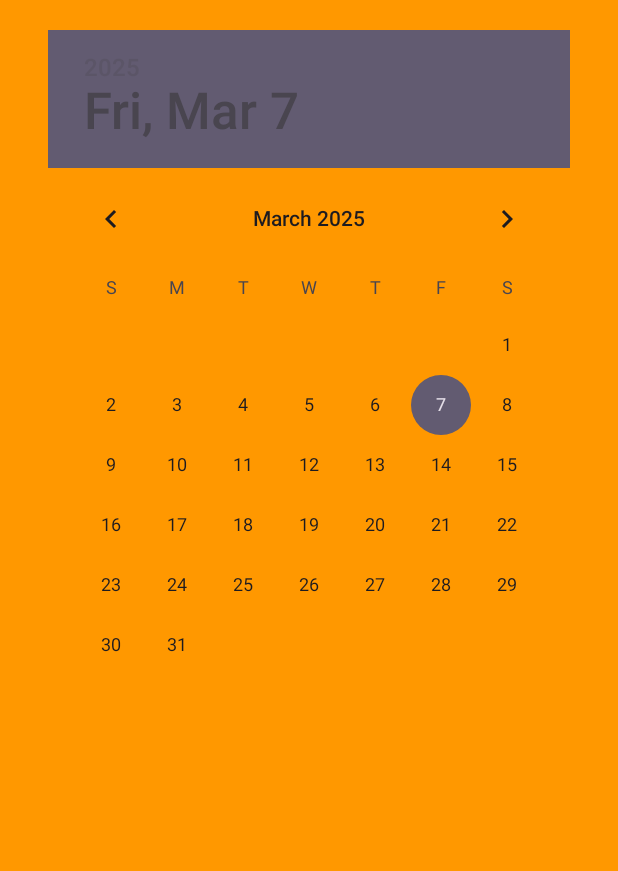
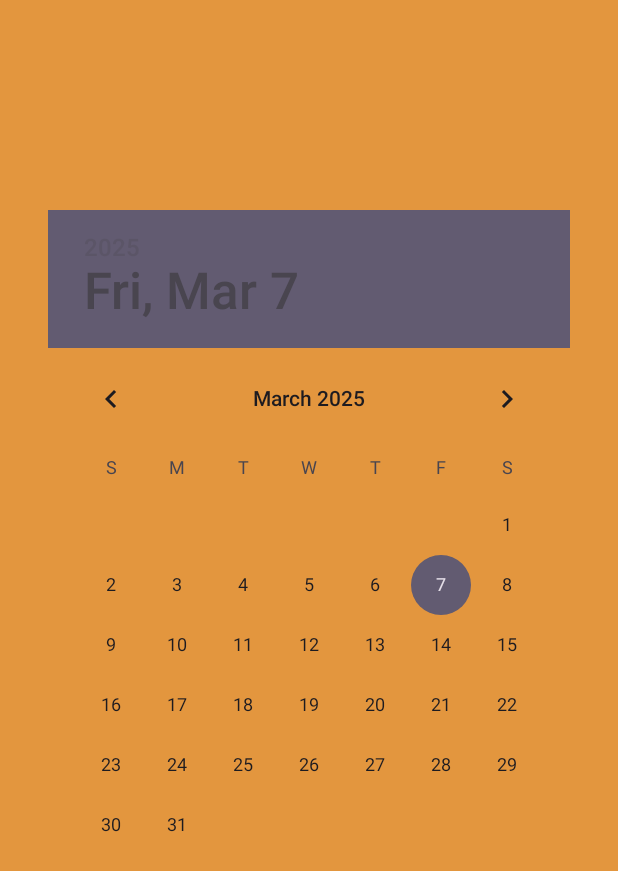
Before and after one commit to matt2005fiore/fit-progression, an Android app: the layout calendar_activity.xml on its own in the app's theme, with its tools: preview values and no code run, on a phone screen of 412 x 824 dp. Shown: the top 871 px of the screen. Run offline under Robolectric (Android 15) with nearby library versions, the light colour scheme and no system bars.

Commit message:
Progressi Calendario

```diff
--- /dev/null
+++ b/Code/GitFit/app/src/main/java/com/example/gitfit/CalendarActivity.java
@@ -0,0 +1,4 @@
+package com.example.gitfit;
+
+public class CalendarActivity {
+}
--- a/Code/GitFit/app/src/main/res/layout/calendar_activity.xml
+++ b/Code/GitFit/app/src/main/res/layout/calendar_activity.xml
@@ -1,24 +1,26 @@
 <?xml version="1.0" encoding="utf-8"?>
-<TableLayout xmlns:android="http://schemas.android.com/apk/res/android"
+<LinearLayout xmlns:android="http://schemas.android.com/apk/res/android"
     android:layout_width="match_parent"
     android:layout_height="match_parent"
-    android:orientation="vertical">
+    android:orientation="vertical"
+    android:background="#E3963E">
 
     <DatePicker
         android:id="@+id/datePicker1"
-        android:layout_width="match_parent"
-        android:layout_height="match_parent"
+        android:layout_width="411dp"
+        android:layout_height="wrap_content"
         android:layout_gravity="center"
-        android:background="#FF9800"
-        android:backgroundTint="#FF9800"
+        android:layout_marginTop="120dp"
+        android:backgroundTint="#E3963E"
         android:clickable="true"
         android:datePickerMode="calendar"
         android:dayOfWeekBackground="#8BC34A"
         android:fitsSystemWindows="true"
+        android:focusable="true"
         android:headerMonthTextAppearance="@style/TextAppearance.AppCompat.Display1"
         android:headerYearTextAppearance="@style/TextAppearance.AppCompat.Display2"
-        android:paddingLeft="32dp"
+        android:paddingStart="32dp"
         android:paddingTop="20dp"
-        android:paddingRight="20dp"
+        android:paddingEnd="20dp"
         android:textAlignment="center" />
-</TableLayout>
+</LinearLayout>
```
